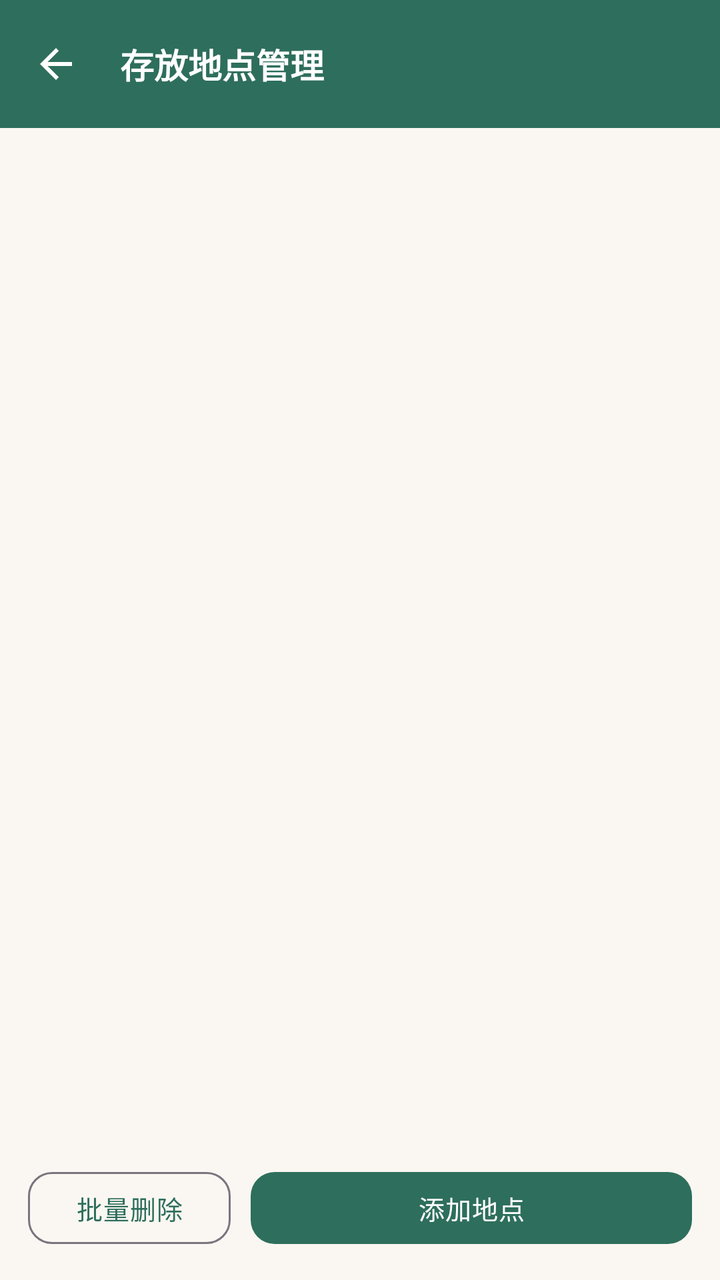
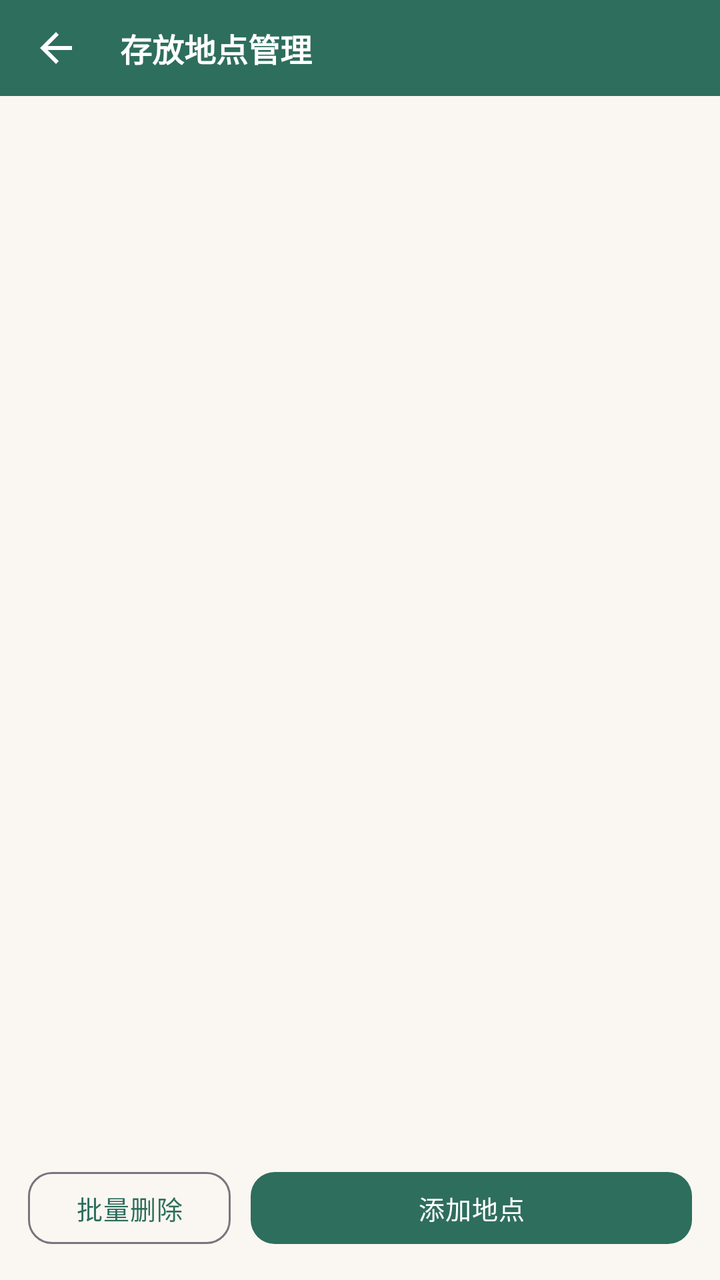

The first picture is an Android layout as it rendered before a commit; the second is the same layout after the commit. The layout source and the unified diff follow.
<!-- AndroidManifest.xml: application theme Theme.Bookshelf -->
<!-- res/layout/activity_location.xml -->
<?xml version="1.0" encoding="utf-8"?>
<LinearLayout xmlns:android="http://schemas.android.com/apk/res/android"
    xmlns:app="http://schemas.android.com/apk/res-auto"
    android:layout_width="match_parent"
    android:layout_height="match_parent"
    android:orientation="vertical">

    <com.google.android.material.appbar.MaterialToolbar
        android:id="@+id/toolbar"
        style="@style/Widget.Bookshelf.Toolbar"
        android:layout_width="match_parent"
        android:layout_height="?attr/actionBarSize"
        app:navigationIcon="@drawable/ic_back"
        app:title="存放地点管理" />

    
    <Spinner
        android:id="@+id/sp_filter"
        android:layout_width="match_parent"
        android:layout_height="wrap_content"
        android:minHeight="44dp"
        android:layout_marginHorizontal="10dp"
        android:layout_marginTop="10dp"
        android:visibility="gone" />

    <androidx.recyclerview.widget.RecyclerView
        android:id="@+id/recycler"
        android:layout_width="match_parent"
        android:layout_height="0dp"
        android:layout_weight="1"
        android:padding="10dp" />

    
    <LinearLayout
        android:id="@+id/selection_bar"
        android:layout_width="match_parent"
        android:layout_height="wrap_content"
        android:orientation="horizontal"
        android:gravity="center_vertical"
        android:background="@color/selected_bg"
        android:paddingHorizontal="12dp"
        android:paddingVertical="6dp"
        android:visibility="gone">

        <TextView
            android:id="@+id/tv_sel_count"
            android:layout_width="0dp"
            android:layout_height="wrap_content"
            android:layout_weight="1"
            android:text="已选 0 项"
            android:textColor="?attr/colorPrimary"
            android:textSize="13sp" />

        <TextView
            android:id="@+id/btn_sel_all"
            android:layout_width="wrap_content"
            android:layout_height="wrap_content"
            android:background="?attr/selectableItemBackground"
            android:padding="8dp"
            android:text="全选"
            android:textColor="?attr/colorPrimary"
            android:textSize="13sp" />

        <TextView
            android:id="@+id/btn_sel_return"
            android:layout_width="wrap_content"
            android:layout_height="wrap_content"
            android:background="?attr/selectableItemBackground"
            android:padding="8dp"
            android:text="归还"
            android:textColor="?attr/colorPrimary"
            android:textSize="13sp"
            android:visibility="gone" />

        <TextView
            android:id="@+id/btn_sel_delete"
            android:layout_width="wrap_content"
            android:layout_height="wrap_content"
            android:background="?attr/selectableItemBackground"
            android:padding="8dp"
            android:text="删除"
            android:textColor="@color/danger"
            android:textSize="13sp"
            android:textStyle="bold" />

        <TextView
            android:id="@+id/btn_sel_cancel"
            android:layout_width="wrap_content"
            android:layout_height="wrap_content"
            android:background="?attr/selectableItemBackground"
            android:padding="8dp"
            android:text="取消"
            android:textColor="@color/text_sub"
            android:textSize="13sp" />
    </LinearLayout>

    
    <LinearLayout
        android:id="@+id/bottom_bar"
        android:layout_width="match_parent"
        android:layout_height="wrap_content"
        android:orientation="horizontal"
        android:layout_margin="14dp">

        <com.google.android.material.button.MaterialButton
            android:id="@+id/btn_batch"
            style="@style/Widget.Bookshelf.Button.Outlined"
            android:layout_width="wrap_content"
            android:layout_height="wrap_content"
            android:layout_marginEnd="10dp"
            android:text="批量删除" />

        <com.google.android.material.button.MaterialButton
            android:id="@+id/btn_add"
            android:layout_width="0dp"
            android:layout_height="wrap_content"
            android:layout_weight="1"
            android:text="添加地点" />
    </LinearLayout>
</LinearLayout>
<!-- resources referenced by this layout -->
<resources>
  <color name="danger">#C0392B</color>
  <color name="selected_bg">#222E6E5C</color>
  <color name="text_sub">#8A8A8A</color>
  <!-- drawable ic_back (drawable) -->
  <vector xmlns:android="http://schemas.android.com/apk/res/android"
      android:width="24dp" android:height="24dp"
      android:viewportWidth="24" android:viewportHeight="24"
      android:autoMirrored="true">
      <path
          android:fillColor="#FFFFFFFF"
          android:pathData="M20,11L7.8,11l5.6,-5.6L12,4l-8,8 8,8 1.4,-1.4L7.8,13L20,13z" />
  </vector>
  <style name="Widget.Bookshelf.Button.Outlined" parent="Widget.Material3.Button.OutlinedButton">
          <item name="shapeAppearance">@style/ShapeAppearance.Bookshelf.Medium</item>
          <item name="android:textSize">@dimen/text_body_small</item>
          <item name="android:letterSpacing">0.02</item>
          <item name="android:minHeight">44dp</item>
          <item name="cornerRadius">@dimen/radius_md</item>
      </style>
  <style name="Widget.Bookshelf.Toolbar" parent="Widget.Material3.Toolbar">
          <item name="android:background">?attr/colorPrimary</item>
          <item name="titleTextColor">@color/white</item>
          <item name="titleTextAppearance">@style/TextAppearance.Bookshelf.ToolbarTitle</item>
          <item name="navigationIconTint">@color/white</item>
          <item name="android:elevation">0dp</item>
      </style>
  <style name="Theme.Bookshelf" parent="Theme.Bookshelf.Base">
          <item name="colorPrimary">@color/primary</item>
          <item name="colorPrimaryVariant">@color/primary_dark</item>
          <item name="colorSecondary">@color/accent</item>
          
          <item name="chip_bg">@color/chip_bg</item>
          <item name="primary_container">@color/green_container</item>
          <item name="on_primary_container">@color/green_on_container</item>
      </style>
  <style name="ShapeAppearance.Bookshelf.Medium" parent="ShapeAppearance.Material3.Corner.Medium">
          <item name="cornerSize">@dimen/radius_md</item>
      </style>
  <dimen name="text_body_small">13sp</dimen>
  <dimen name="radius_md">12dp</dimen>
  <color name="white">#FFFFFF</color>
  <style name="TextAppearance.Bookshelf.ToolbarTitle" parent="TextAppearance.Material3.TitleLarge">
          <item name="android:textSize">@dimen/text_headline</item>
          <item name="android:textStyle">bold</item>
          <item name="android:textColor">@color/white</item>
      </style>
  <color name="primary">#2E6E5C</color>
  <color name="primary_dark">#1F4D40</color>
  <color name="accent">#C08A3E</color>
  <color name="chip_bg">#E8F0ED</color>
  <color name="green_container">#E6F0EC</color>
  <color name="green_on_container">#1C4A3E</color>
  <dimen name="text_headline">17sp</dimen>
  <color name="bg_page">#FAF7F2</color>
  <color name="surface">#FFFFFF</color>
  <color name="surface_dim">#F4F0E9</color>
  <color name="outline">#E6E0D5</color>
  <color name="outline_strong">#CFC5B4</color>
  <color name="text_main">#2B2B2B</color>
  <style name="Widget.Bookshelf.Button" parent="Widget.Material3.Button">
          <item name="shapeAppearance">@style/ShapeAppearance.Bookshelf.Medium</item>
          <item name="android:textSize">@dimen/text_body_small</item>
          <item name="android:letterSpacing">0.02</item>
          <item name="android:minHeight">44dp</item>
          <item name="cornerRadius">@dimen/radius_md</item>
      </style>
  <style name="Widget.Bookshelf.MaterialCard" parent="Widget.Material3.CardView.Outlined">
          <item name="cardCornerRadius">@dimen/card_corner</item>
          <item name="cardElevation">0dp</item>
          <item name="strokeColor">?attr/outline</item>
          <item name="strokeWidth">1dp</item>
      </style>
  <dimen name="card_corner">16dp</dimen>
  <!-- unchanged entries left out for length: 2 -->
</resources>

<!-- the commit's change to res/layout/activity_location.xml (unified diff, before → after) -->
@@ -9,7 +9,7 @@
         android:id="@+id/toolbar"
         style="@style/Widget.Bookshelf.Toolbar"
         android:layout_width="match_parent"
-        android:layout_height="?attr/actionBarSize"
+        android:layout_height="@dimen/toolbar_h"
         app:navigationIcon="@drawable/ic_back"
         app:title="存放地点管理" />
 
<!-- resource entries referenced after the edit -->
@@ -3,6 +3,7 @@
   <color name="danger">#C0392B</color>
   <color name="selected_bg">#222E6E5C</color>
   <color name="text_sub">#8A8A8A</color>
+  <dimen name="toolbar_h">48dp</dimen>
   <!-- drawable ic_back (drawable) -->
   <vector xmlns:android="http://schemas.android.com/apk/res/android"
       android:width="24dp" android:height="24dp"
@@ -42,7 +43,7 @@
   <dimen name="radius_md">12dp</dimen>
   <color name="white">#FFFFFF</color>
   <style name="TextAppearance.Bookshelf.ToolbarTitle" parent="TextAppearance.Material3.TitleLarge">
-          <item name="android:textSize">@dimen/text_headline</item>
+          <item name="android:textSize">@dimen/text_title_toolbar</item>
           <item name="android:textStyle">bold</item>
           <item name="android:textColor">@color/white</item>
       </style>
@@ -52,7 +53,7 @@
   <color name="chip_bg">#E8F0ED</color>
   <color name="green_container">#E6F0EC</color>
   <color name="green_on_container">#1C4A3E</color>
-  <dimen name="text_headline">17sp</dimen>
+  <dimen name="text_title_toolbar">16sp</dimen>
   <color name="bg_page">#FAF7F2</color>
   <color name="surface">#FFFFFF</color>
   <color name="surface_dim">#F4F0E9</color>
